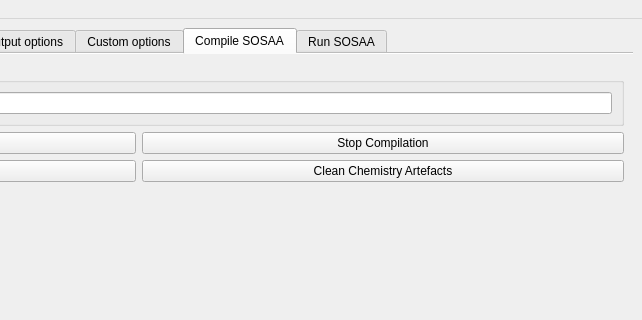
Before: the Qt Designer form sosaa_gui/layouts/gui.ui in juntyr/sosaa-gui, drawn with Qt 5; both pictures show x 365 to 1007 and y 0 to 320 of the 1007 by 1037 pixel window.
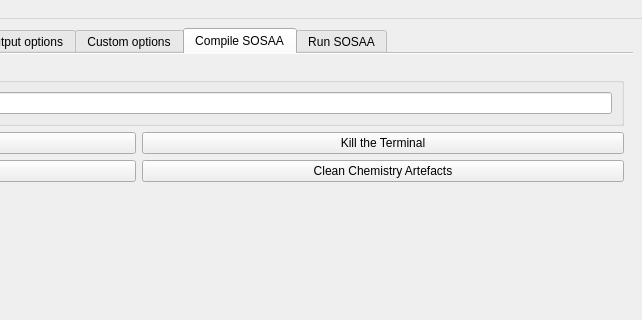
After: the same form once the commit is applied. The open tabs and pages were chosen to show the change.

Commit message: Added terminal support detection to the GUI

Diff of the .ui file:
```diff
--- a/sosaa_gui/layouts/gui.ui
+++ b/sosaa_gui/layouts/gui.ui
@@ -2097,7 +2097,7 @@
           <item row="0" column="1">
            <widget class="QPushButton" name="compile_stop">
             <property name="text">
-             <string>Stop Compilation</string>
+             <string>Kill the Terminal</string>
             </property>
            </widget>
           </item>
```
Left out of the diff: 2 changed lines with no effect on the pictures. The commit also changes 5 other files.
